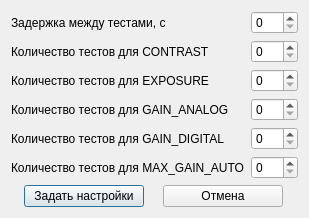
Qt form gui/test_settings_window.ui (timerke/pyvac_test) before a commit.
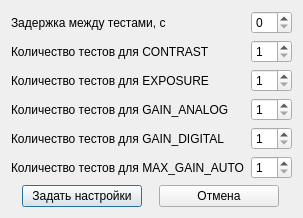
The same form after that commit.

Commit message: Added saving default values and test settings to config file

```diff
--- a/gui/test_settings_window.ui
+++ b/gui/test_settings_window.ui
@@ -30,7 +30,11 @@
       </widget>
      </item>
      <item row="0" column="1">
-      <widget class="QSpinBox" name="spin_box_delay"/>
+      <widget class="QSpinBox" name="spin_box_delay">
+       <property name="maximum">
+        <number>10</number>
+       </property>
+      </widget>
      </item>
      <item row="1" column="0">
       <widget class="QLabel" name="label_contrast">
@@ -41,8 +45,11 @@
      </item>
      <item row="1" column="1">
       <widget class="QSpinBox" name="spin_box_contrast">
+       <property name="minimum">
+        <number>1</number>
+       </property>
        <property name="maximum">
-        <number>141</number>
+        <number>10</number>
        </property>
       </widget>
      </item>
@@ -55,6 +62,9 @@
      </item>
      <item row="3" column="1">
       <widget class="QSpinBox" name="spin_box_gain_analog">
+       <property name="minimum">
+        <number>1</number>
+       </property>
        <property name="maximum">
         <number>4</number>
        </property>
@@ -69,8 +79,11 @@
      </item>
      <item row="2" column="1">
       <widget class="QSpinBox" name="spin_box_exposure">
+       <property name="minimum">
+        <number>1</number>
+       </property>
        <property name="maximum">
-        <number>190</number>
+        <number>10</number>
        </property>
       </widget>
      </item>
@@ -83,8 +96,11 @@
      </item>
      <item row="4" column="1">
       <widget class="QSpinBox" name="spin_box_gain_digital">
+       <property name="minimum">
+        <number>1</number>
+       </property>
        <property name="maximum">
-        <number>48</number>
+        <number>10</number>
        </property>
       </widget>
      </item>
@@ -97,6 +113,9 @@
      </item>
      <item row="5" column="1">
       <widget class="QSpinBox" name="spin_box_max_gain_auto">
+       <property name="minimum">
+        <number>1</number>
+       </property>
        <property name="maximum">
         <number>10</number>
        </property>
```
The commit also changes 6 other files.
